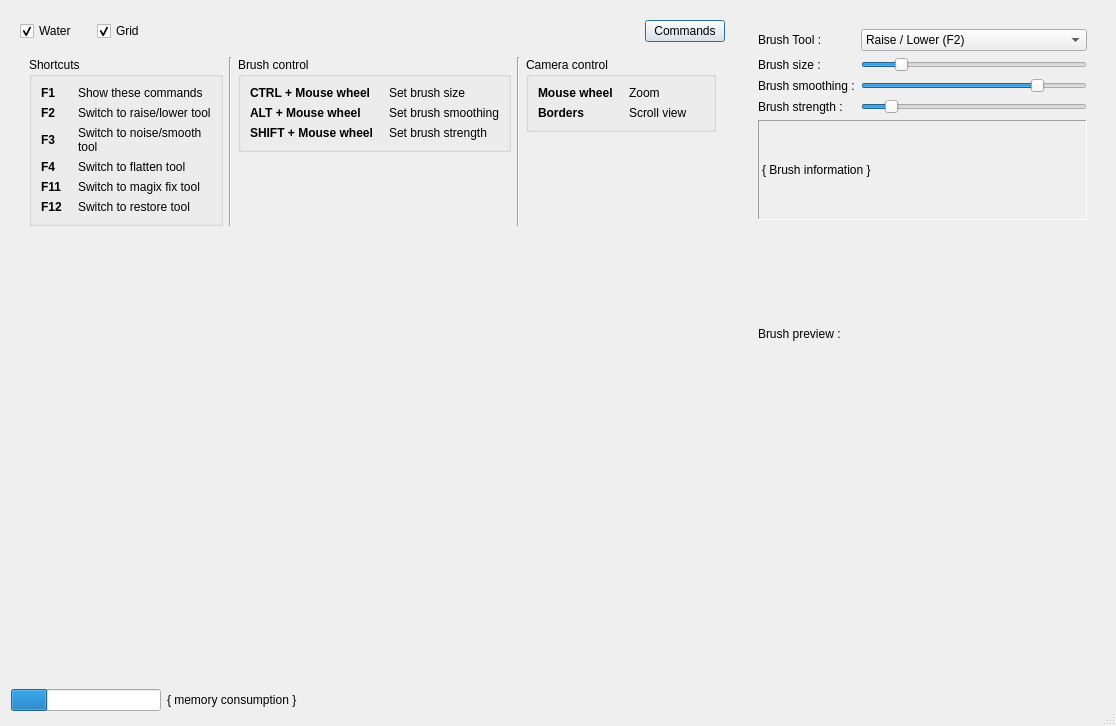
Old version of the form src/editing/terrain/dialogterrainpainting.ui in the repository thunderk/paysages3d.
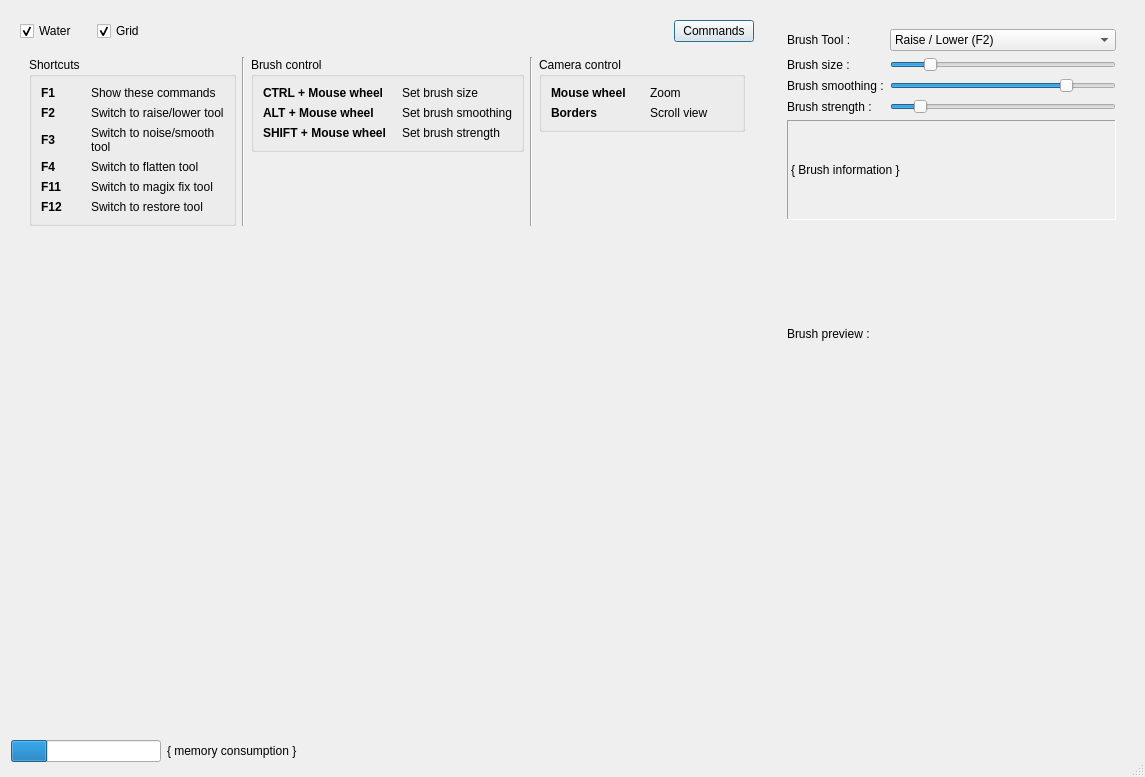
New version of the form. Icons and pictures are not drawn. Custom widgets are drawn as their Qt base class.

```diff
--- a/src/editing/terrain/dialogterrainpainting.ui
+++ b/src/editing/terrain/dialogterrainpainting.ui
@@ -6,8 +6,8 @@
    <rect>
     <x>0</x>
     <y>0</y>
-    <width>1116</width>
-    <height>726</height>
+    <width>1145</width>
+    <height>777</height>
    </rect>
   </property>
   <property name="sizePolicy">
```
Left out of the diff: 46 changed lines with no effect on the pictures.
